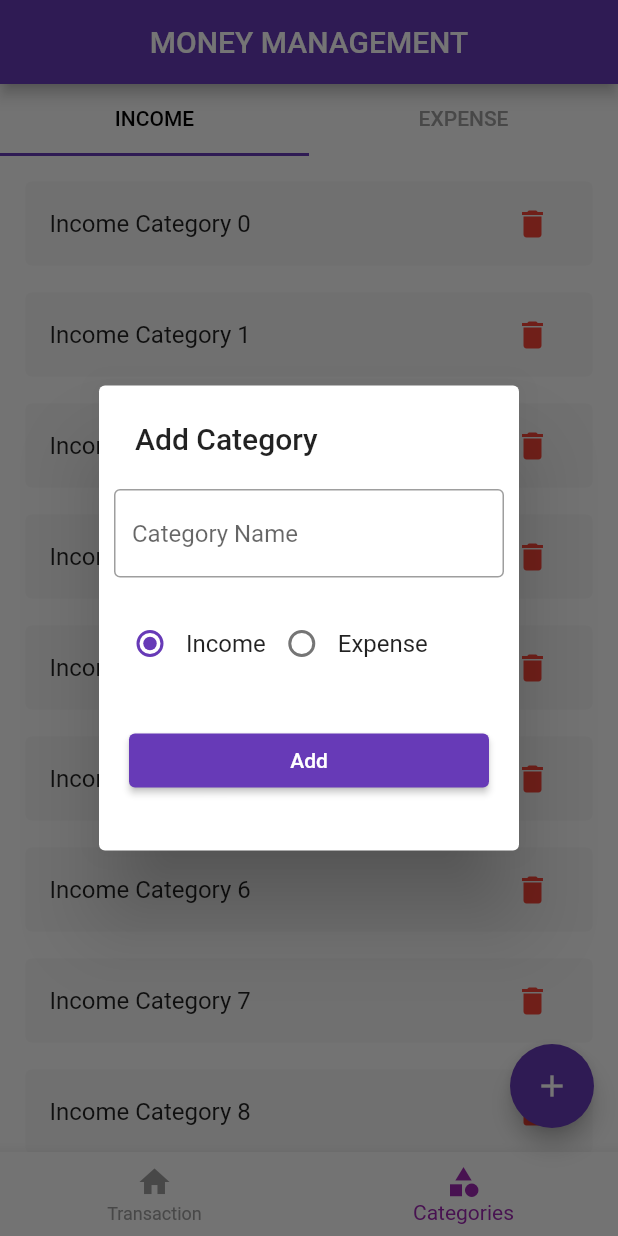
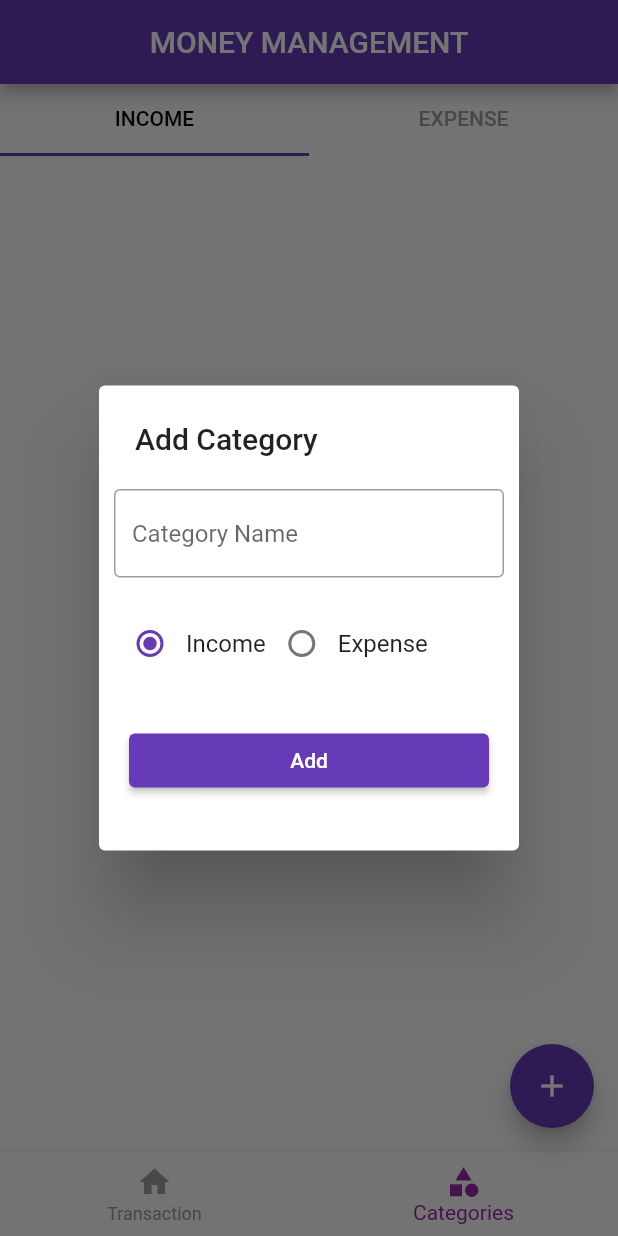
Before and after one commit to Shahanaj2000/PERSONAL-MONEY-MANAGEMENT, a Flutter app: the screen it shows after launch, item 2 of the bottom bar chosen, after a tap on the "add" icon, on a phone screen of 412 x 824 dp. Run offline on Flutter 3.47's test engine with Material 2 defaults, Android fonts, the phone set to English and light mode, and no system bars; our stand-ins replace hive_flutter; accounts and stored records are empty.

Commit message:
Category PopUp INSERT | GET done!

```diff
--- a/lib/Screens/category/Screen_category.dart
+++ b/lib/Screens/category/Screen_category.dart
@@ -19,10 +19,7 @@ class _ScreenCategoryState extends State<ScreenCategory>  with SingleTickerProvi
   @override
   void initState() {
     _tabController =TabController(length: 2, vsync: this);
-    CategoryDB().getCategoreies().then((value) => {
-      print('Categories Get'),
-      print(value.toString()),
-    });
+    CategoryDB().refreshUI();
     super.initState();
   }
   @override
--- a/lib/Screens/category/income_category_list.dart
+++ b/lib/Screens/category/income_category_list.dart
@@ -1,24 +1,27 @@
 
 import 'package:flutter/material.dart';
+import 'package:p_m_m/db/category/category_db.dart';
+import 'package:p_m_m/models/category/category_model.dart';
 
 class IncomeCategoryList extends StatelessWidget {
   const IncomeCategoryList({super.key});
 
   @override
   Widget build(BuildContext context) {
-    return ListView.separated(
-      padding: const EdgeInsets.all(13),
+    return ValueListenableBuilder(
+      valueListenable: CategoryDB().incomeCategoryListListner,
+      builder: (BuildContext ctx, List<CategoryModel> newList, Widget?_) {
+        return ListView.separated(
       itemBuilder: (BuildContext ctx, int index) {
+        final category = newList[index];
         return Card(
+          elevation: 0,
           color: Colors.grey[100],
-          elevation: 0,
           child: ListTile(
-            title: Text('Income Category $index'),
+            leading: Text(category.name),
             trailing: IconButton(
-              onPressed: () {
-
-            },
-            icon: const Icon(Icons.delete, color: Colors.red,)
+              onPressed: () {},
+              icon: const Icon(Icons.delete, color: Colors.red,),
             ),
           ),
         );
@@ -26,7 +29,9 @@ class IncomeCategoryList extends StatelessWidget {
       separatorBuilder: (BuildContext ctx, index) {
         return const SizedBox(height: 10,);
       },
-      itemCount: 100,
+      itemCount: newList.length,
+    );
+      },
     );
   }
 }
--- a/lib/db/category/category_db.dart
+++ b/lib/db/category/category_db.dart
@@ -1,3 +1,5 @@
+import 'package:flutter/foundation.dart';
+import 'package:flutter/widgets.dart';
 import 'package:hive_flutter/adapters.dart';
 import 'package:p_m_m/models/category/category_model.dart';
 
@@ -11,11 +13,24 @@ abstract class CategoryDbFunctions {
 }
 
 class CategoryDB implements CategoryDbFunctions {
+  //! create sigleTon cons
+  CategoryDB._internals();
+  static CategoryDB instance = CategoryDB._internals();
+
+
+  //!Factoroy Cons
+  factory CategoryDB() {
+    return instance;
+  }
+
+  ValueNotifier<List<CategoryModel>> incomeCategoryListListner = ValueNotifier([]);
+  ValueNotifier<List<CategoryModel>> expenseCategoryListListner = ValueNotifier([]);
   @override
   Future<void> insertCategory(CategoryModel value) async{
     // TODO: implement insertCategory
     final _categoryDB = await Hive.openBox<CategoryModel>(CATEGORY_DB_NAME);
     await _categoryDB.add(value);
+    refreshUI();
   }
 
   @override
@@ -25,4 +40,19 @@ class CategoryDB implements CategoryDbFunctions {
    return _categoryDB.values.toList();
   }
 
+  Future<void> refreshUI() async {
+  final _allCAtegories = await getCategoreies();
+  incomeCategoryListListner.value.clear();
+  expenseCategoryListListner.value.clear();
+  await Future.forEach(_allCAtegories, (CategoryModel category) {
+    if (category.type == CategoryType.income) {
+      incomeCategoryListListner.value.add(category);
+    } else {
+      expenseCategoryListListner.value.add(category);
+    }
+  });
+  incomeCategoryListListner.notifyListeners();
+  expenseCategoryListListner.notifyListeners();
+  }
+
 }
--- a/lib/main.dart
+++ b/lib/main.dart
@@ -1,9 +1,14 @@
 import 'package:flutter/material.dart';
 import 'package:hive_flutter/adapters.dart';
+import 'package:p_m_m/db/category/category_db.dart';
 import 'package:p_m_m/home/Screeen_home.dart';
 import 'package:p_m_m/models/category/category_model.dart';
 
 Future<void> main() async{
+  final obj1 = CategoryDB();
+  final obj2 = CategoryDB();
+  print('Object Comparing');
+  print(obj1 == obj2);
   WidgetsFlutterBinding.ensureInitialized(); //Checking the packages and all whether its there or not
   await Hive.initFlutter();
 
```
Also changed, not shown: lib/Screens/category/category_add_popup.dart (+21 -1 lines), lib/Screens/category/expense_category_list.dart (+11 -3 lines).
